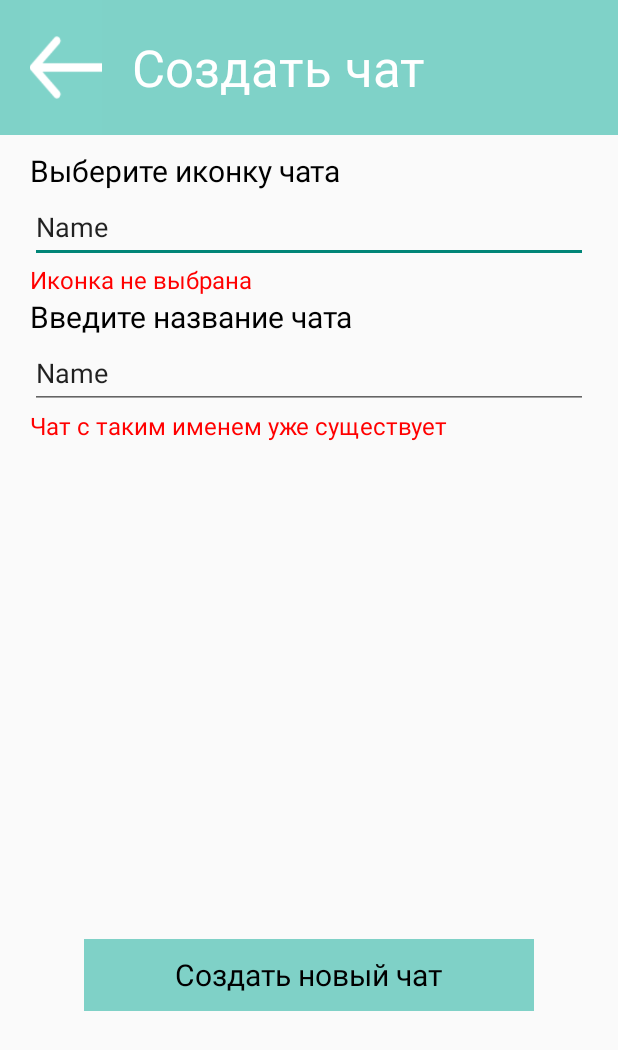
After one commit to Bronnikova98/ChatApp, an Android app: the MainActivityAddChat screen opened directly, with no data from a screen before it, on a phone screen of 412 x 824 dp. The commit adds this screen. Shown: the top 1050 px of the screen. Run offline under Robolectric (Android 15) with nearby library versions, the phone set to English and light mode, and no system bars.

Commit message:
add post layout

```diff
--- a/app/build.gradle
+++ b/app/build.gradle
@@ -26,6 +26,9 @@ android {
         sourceCompatibility JavaVersion.VERSION_1_8
         targetCompatibility JavaVersion.VERSION_1_8
     }
+    buildFeatures {
+        viewBinding true
+    }
 }
 
 dependencies {
@@ -33,6 +36,8 @@ dependencies {
     implementation 'androidx.appcompat:appcompat:1.4.1'
     implementation 'com.google.android.material:material:1.5.0'
     implementation 'androidx.constraintlayout:constraintlayout:2.1.3'
+    implementation 'androidx.navigation:navigation-fragment:2.4.1'
+    implementation 'androidx.navigation:navigation-ui:2.4.1'
     testImplementation 'junit:junit:4.13.2'
     androidTestImplementation 'androidx.test.ext:junit:1.1.3'
     androidTestImplementation 'androidx.test.espresso:espresso-core:3.4.0'
--- /dev/null
+++ b/app/src/main/java/com/example/chatapp/MainActivityAddChat.java
@@ -0,0 +1,14 @@
+package com.example.chatapp;
+
+import androidx.appcompat.app.AppCompatActivity;
+
+import android.os.Bundle;
+
+public class MainActivityAddChat extends AppCompatActivity {
+
+    @Override
+    protected void onCreate(Bundle savedInstanceState) {
+        super.onCreate(savedInstanceState);
+        setContentView(R.layout.activity_main_add_chat);
+    }
+}
--- a/app/src/main/res/layout/activity_main.xml
+++ b/app/src/main/res/layout/activity_main.xml
@@ -7,7 +7,7 @@
     tools:context=".MainActivity">
 
     <LinearLayout
-        android:id="@+id/linearLayout3"
+        android:id="@+id/linearLayout4"
         android:layout_width="match_parent"
         android:layout_height="90dp"
         android:background="#7FD2C8"
@@ -38,7 +38,7 @@
         app:layout_constraintBottom_toBottomOf="parent"
         app:layout_constraintEnd_toEndOf="parent"
         app:layout_constraintStart_toStartOf="parent"
-        app:layout_constraintTop_toBottomOf="@+id/linearLayout3">
+        app:layout_constraintTop_toBottomOf="@+id/linearLayout4">
 
         <LinearLayout
             android:layout_width="match_parent"
--- /dev/null
+++ b/app/src/main/res/layout/activity_main_add_chat.xml
@@ -0,0 +1,136 @@
+<?xml version="1.0" encoding="utf-8"?>
+<androidx.constraintlayout.widget.ConstraintLayout xmlns:android="http://schemas.android.com/apk/res/android"
+    xmlns:app="http://schemas.android.com/apk/res-auto"
+    xmlns:tools="http://schemas.android.com/tools"
+    android:layout_width="match_parent"
+    android:layout_height="match_parent"
+    tools:context=".MainActivityAddChat">
+
+    <LinearLayout
+        android:id="@+id/linearLayout4"
+        android:layout_width="match_parent"
+        android:layout_height="90dp"
+        android:background="#7FD2C8"
+        android:orientation="horizontal"
+        android:weightSum="12"
+        app:layout_constraintBottom_toTopOf="@+id/scrollView3"
+        app:layout_constraintEnd_toEndOf="parent"
+        app:layout_constraintStart_toStartOf="parent"
+        app:layout_constraintTop_toTopOf="parent">
+
+        <ImageButton
+            android:id="@+id/backToChatsButton"
+            android:layout_width="48dp"
+            android:layout_height="match_parent"
+            android:layout_marginLeft="20dp"
+            android:layout_marginRight="20dp"
+            android:background="#7FD3C9"
+            android:contentDescription="Back to chats"
+            android:paddingTop="24dp"
+            android:paddingBottom="24dp"
+            android:scaleType="fitXY"
+            app:srcCompat="@drawable/symbolback" />
+
+        <TextView
+            android:id="@+id/textViewChats"
+            android:layout_width="wrap_content"
+            android:layout_height="match_parent"
+            android:gravity="center_vertical"
+            android:text="Создать чат"
+            android:textColor="#FFFFFF"
+            android:textSize="34sp" />
+
+    </LinearLayout>
+
+    <ScrollView
+        android:layout_width="match_parent"
+        android:layout_height="wrap_content"
+        app:layout_constraintEnd_toEndOf="parent"
+        app:layout_constraintStart_toStartOf="parent"
+        app:layout_constraintTop_toBottomOf="@+id/linearLayout4">
+
+        <LinearLayout
+            android:layout_width="match_parent"
+            android:layout_height="wrap_content"
+            android:orientation="vertical" >
+
+            <TextView
+                android:id="@+id/textView"
+                android:layout_width="match_parent"
+                android:layout_height="wrap_content"
+                android:layout_marginLeft="20dp"
+                android:layout_marginTop="10dp"
+                android:layout_marginRight="20dp"
+                android:text="Выберите иконку чата"
+                android:textSize="20sp" />
+
+            <EditText
+                android:id="@+id/editTextTextPersonName2"
+                android:layout_width="match_parent"
+                android:layout_height="48dp"
+                android:layout_marginLeft="20dp"
+                android:layout_marginRight="20dp"
+                android:ems="10"
+                android:inputType="textPersonName"
+                android:text="Name" />
+
+            <TextView
+                android:id="@+id/textView4"
+                android:layout_width="match_parent"
+                android:layout_height="wrap_content"
+                android:layout_marginLeft="20dp"
+                android:layout_marginRight="20dp"
+                android:text="Иконка не выбрана"
+                android:textColor="#FF0000"
+                android:textSize="16sp" />
+
+            <TextView
+                android:id="@+id/textView3"
+                android:layout_width="match_parent"
+                android:layout_height="wrap_content"
+                android:layout_marginLeft="20dp"
+                android:layout_marginRight="20dp"
+                android:text="Введите название чата"
+                android:textSize="20sp" />
+
+            <EditText
+                android:id="@+id/editTextTextPersonName3"
+                android:layout_width="match_parent"
+                android:layout_height="48dp"
+                android:layout_marginLeft="20dp"
+                android:layout_marginRight="20dp"
+                android:ems="10"
+                android:inputType="textPersonName"
+                android:text="Name" />
+
+            <TextView
+                android:id="@+id/textView5"
+                android:layout_width="match_parent"
+                android:layout_height="wrap_content"
+                android:layout_marginLeft="20dp"
+                android:layout_marginRight="20dp"
+                android:text="Чат с таким именем уже существует"
+                android:textColor="#FF0000"
+                android:textSize="16sp" />
+
+        </LinearLayout>
+    </ScrollView>
+
+    <Button
+        android:id="@+id/button3"
+        android:layout_width="300dp"
+        android:layout_height="48dp"
+        android:layout_marginStart="55dp"
+        android:layout_marginEnd="55dp"
+        android:layout_marginBottom="150dp"
+        android:background="#7FD1C7"
+        android:drawableLeft="@color/black"
+        android:text="Создать новый чат"
+        android:textColor="#000000"
+        android:textSize="20sp"
+        app:layout_constraintBottom_toBottomOf="parent"
+        app:layout_constraintEnd_toEndOf="parent"
+        app:layout_constraintStart_toStartOf="parent" />
+
+
+</androidx.constraintlayout.widget.ConstraintLayout>
--- /dev/null
+++ b/app/src/main/res/values-land/dimens.xml
@@ -0,0 +1,3 @@
+<resources>
+      <dimen name="fab_margin">48dp</dimen>
+   </resources>
--- /dev/null
+++ b/app/src/main/res/values-w1240dp/dimens.xml
@@ -0,0 +1,3 @@
+<resources>
+      <dimen name="fab_margin">200dp</dimen>
+   </resources>
--- /dev/null
+++ b/app/src/main/res/values-w600dp/dimens.xml
@@ -0,0 +1,3 @@
+<resources>
+      <dimen name="fab_margin">48dp</dimen>
+   </resources>
--- /dev/null
+++ b/app/src/main/res/values/dimens.xml
@@ -0,0 +1,3 @@
+<resources>
+      <dimen name="fab_margin">16dp</dimen>
+   </resources>
--- a/app/src/main/res/values/themes.xml
+++ b/app/src/main/res/values/themes.xml
@@ -39,5 +39,11 @@
     <style name="Circular">
         <item name="cornerSize">50%</item>
     </style>
+    <style name="Theme.ChatApp.NoActionBar">
+        <item name="windowActionBar">false</item>
+        <item name="windowNoTitle">true</item>
+    </style>
+    <style name="Theme.ChatApp.AppBarOverlay" parent="ThemeOverlay.AppCompat.Dark.ActionBar" />
+    <style name="Theme.ChatApp.PopupOverlay" parent="ThemeOverlay.AppCompat.Light" />
 
 </resources>
```
Also changed, not shown: app/src/main/AndroidManifest.xml (+14 -0 lines), app/src/main/java/com/example/chatapp/MainActivityChat.java (added, +15 -0 lines), app/src/main/res/layout/activity_chats.xml (+5 -3 lines), app/src/main/res/layout/activity_info.xml (+3 -5 lines), app/src/main/res/layout/activity_main_chat.xml (added, +94 -0 lines), app/src/main/res/layout/message_file.xml (added, +73 -0 lines), app/src/main/res/layout/message_file_my.xml (added, +46 -0 lines), app/src/main/res/navigation/nav_graph.xml (added, +28 -0 lines), app/src/main/res/values/strings.xml (+9 -0 lines), app/src/main/res/drawable/arrow1.png (added).
